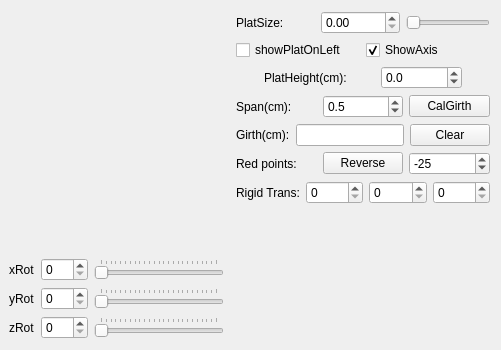
This is window.ui in vanwoos/MyOpenGL as Qt 5 draws it before an edit. The edited form follows.
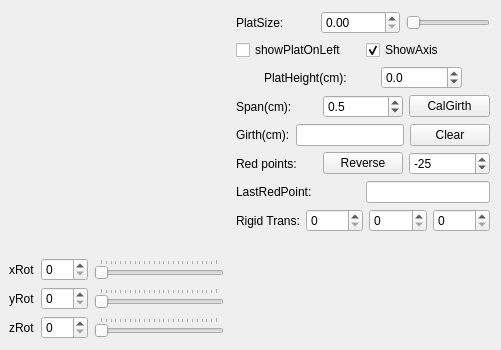
This is the edited form. Custom widgets are drawn as their Qt base class.

```diff
--- a/window.ui
+++ b/window.ui
@@ -300,6 +300,33 @@
          </item>
         </layout>
        </item>
+       <item>
+        <layout class="QHBoxLayout" name="horizontalLayout_12">
+         <item>
+          <widget class="QLabel" name="label_10">
+           <property name="sizePolicy">
+            <sizepolicy hsizetype="Minimum" vsizetype="Preferred">
+             <horstretch>0</horstretch>
+             <verstretch>0</verstretch>
+            </sizepolicy>
+           </property>
+           <property name="text">
+            <string>LastRedPoint:</string>
+           </property>
+          </widget>
+         </item>
+         <item>
+          <widget class="QLineEdit" name="LastRedPoint_LineEdit">
+           <property name="sizePolicy">
+            <sizepolicy hsizetype="Preferred" vsizetype="Fixed">
+             <horstretch>0</horstretch>
+             <verstretch>0</verstretch>
+            </sizepolicy>
+           </property>
+          </widget>
+         </item>
+        </layout>
+       </item>
        <item>
         <layout class="QHBoxLayout" name="horizontalLayout_11">
          <item>
```
